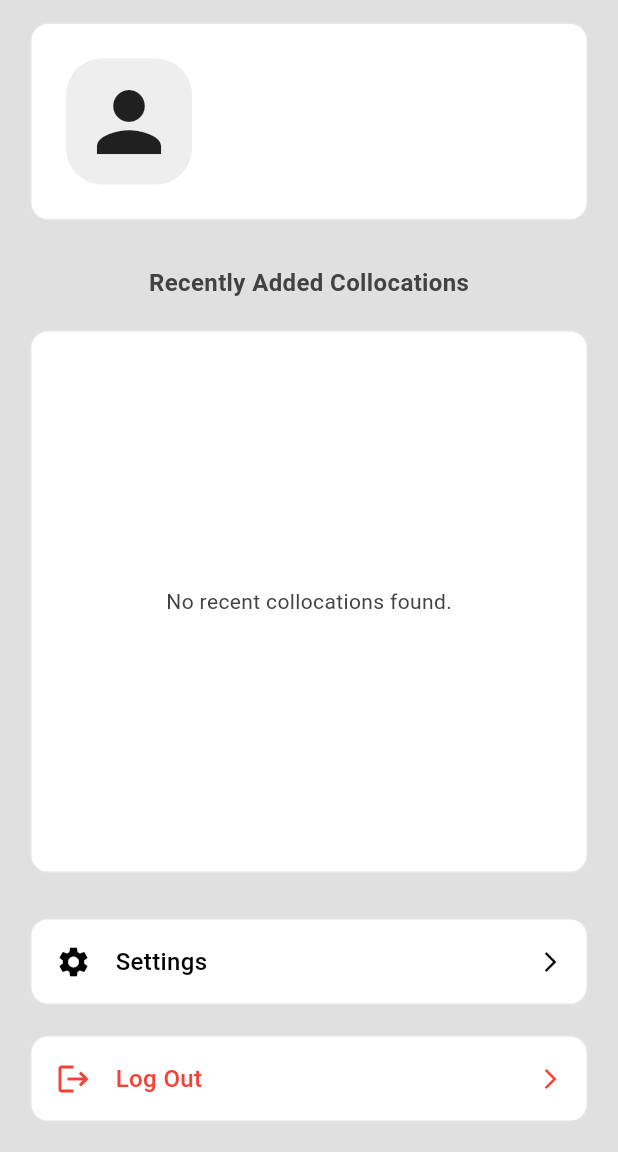
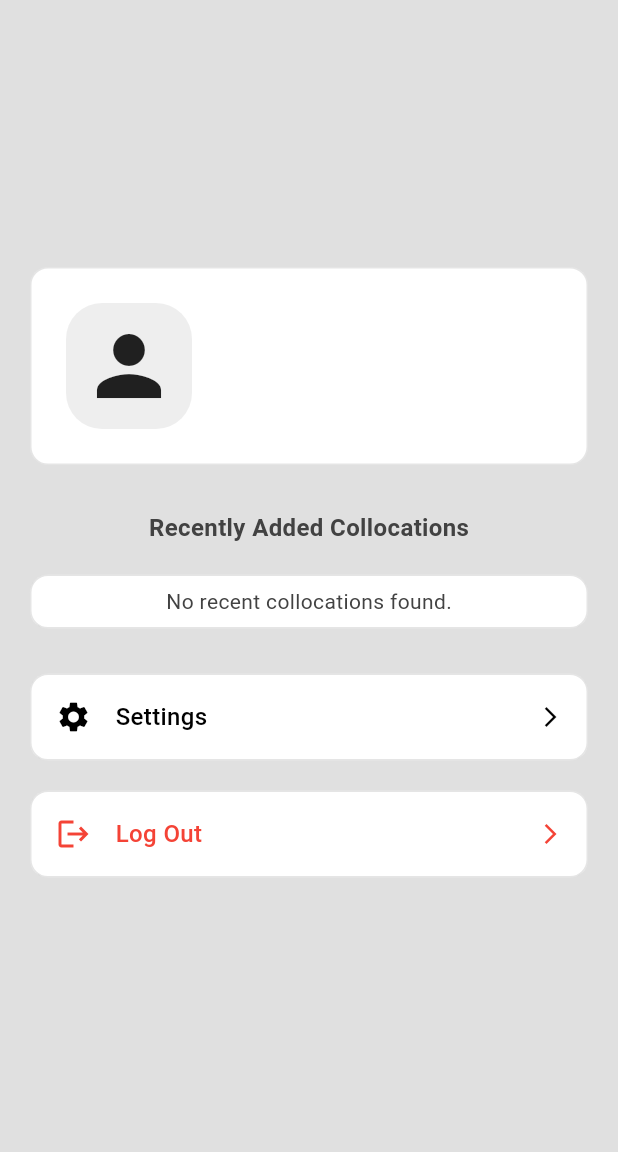
Before and after one commit to tin-trbojevic/MetaColHub, a Flutter app: the ProfilePage screen opened by its route, on a phone screen of 412 x 824 dp, the part 84-1236 px from its top. Run offline on Flutter 3.47's test engine with Material 3 defaults, Android fonts, the phone set to English and light mode, and no system bars; our stand-ins replace cloud_firestore, csv, file_picker, firebase_auth, firebase_core, lottie; accounts and stored records are empty; network calls fail; project files that could hold a hidden picture were left out.

Commit message:
Minor UI improvement

```diff
--- a/lib/pages/forgot_pw_page.dart
+++ b/lib/pages/forgot_pw_page.dart
@@ -46,6 +46,8 @@ class _ForgotPasswordPageState extends State<ForgotPasswordPage> {
       body: Center(
         child: ConstrainedBox(
           constraints: const BoxConstraints(maxWidth: 700),
+          child: SingleChildScrollView(
+            physics: BouncingScrollPhysics(),
             child: Column(
               mainAxisAlignment: MainAxisAlignment.center,
               children: [
@@ -86,6 +88,7 @@ class _ForgotPasswordPageState extends State<ForgotPasswordPage> {
             ),
           ),
         ),
+      ),
     );
   }
 }
--- a/lib/pages/login_page.dart
+++ b/lib/pages/login_page.dart
@@ -58,6 +58,8 @@ class _LoginPageState extends State<LoginPage> {
           body: Center(
             child: Padding(
               padding: const EdgeInsets.all(25.0),
+              child: SingleChildScrollView(
+                physics: BouncingScrollPhysics(),
                 child: Column(
                   mainAxisAlignment: MainAxisAlignment.center,
                   children: [
@@ -111,7 +113,8 @@ class _LoginPageState extends State<LoginPage> {
                             "Forgot Password?",
                             style: TextStyle(
                               fontWeight: FontWeight.bold,
-                            color: Theme.of(context).colorScheme.inversePrimary,
+                              color:
+                                  Theme.of(context).colorScheme.inversePrimary,
                             ),
                           ),
                         ),
@@ -149,6 +152,7 @@ class _LoginPageState extends State<LoginPage> {
             ),
           ),
         ),
+      ),
     );
   }
 }
--- a/lib/pages/profile_page.dart
+++ b/lib/pages/profile_page.dart
@@ -53,7 +53,8 @@ class ProfilePage extends StatelessWidget {
                   //extract data
                   Map<String, dynamic>? user = snapshot.data!.data();
 
-                  return Column(
+                  return SingleChildScrollView(
+                    child: Column(
                       children: [
                         const SizedBox(height: 5),
                         Container(
@@ -116,8 +117,7 @@ class ProfilePage extends StatelessWidget {
                           ),
                         ),
                         const SizedBox(height: 20),
-                      Expanded(
-                        child: Container(
+                        Container(
                           margin: const EdgeInsets.symmetric(horizontal: 10),
                           padding: const EdgeInsets.all(7),
                           decoration: BoxDecoration(
@@ -153,7 +153,10 @@ class ProfilePage extends StatelessWidget {
 
                               var recentCollocations = snapshot.data!;
 
-                              return ListView.builder(
+                              return SizedBox(
+                                height:
+                                    200, // Adjust this height to fit about 2.5 list tiles
+                                child: ListView.builder(
                                   itemCount: recentCollocations.length,
                                   itemBuilder: (context, index) {
                                     var colloc = recentCollocations[index];
@@ -163,9 +166,9 @@ class ProfilePage extends StatelessWidget {
                                       example: colloc['example'] ?? '',
                                     );
                                   },
+                                ),
                               );
                             },
-                          ),
                           ),
                         ),
                         const SizedBox(height: 30),
@@ -190,7 +193,8 @@ class ProfilePage extends StatelessWidget {
                               children: [
                                 Icon(
                                   Icons.settings,
-                                color: Theme.of(context).colorScheme.onSurface,
+                                  color:
+                                      Theme.of(context).colorScheme.onSurface,
                                 ),
                                 const SizedBox(width: 16),
                                 Text(
@@ -263,6 +267,7 @@ class ProfilePage extends StatelessWidget {
                         ),
                         const SizedBox(height: 10),
                       ],
+                    ),
                   );
                 } else {
                   return const Text("No data");
--- a/lib/pages/register_page.dart
+++ b/lib/pages/register_page.dart
@@ -72,6 +72,8 @@ class _RegisterPageState extends State<RegisterPage> {
           body: Center(
             child: Padding(
               padding: const EdgeInsets.all(25.0),
+              child: SingleChildScrollView(
+                physics: BouncingScrollPhysics(),
                 child: Column(
                   mainAxisAlignment: MainAxisAlignment.center,
                   children: [
@@ -153,6 +155,7 @@ class _RegisterPageState extends State<RegisterPage> {
             ),
           ),
         ),
+      ),
     );
   }
 }
```
Also changed, not shown: 2 other files. Lines whose indentation alone changed are shown as unchanged.
